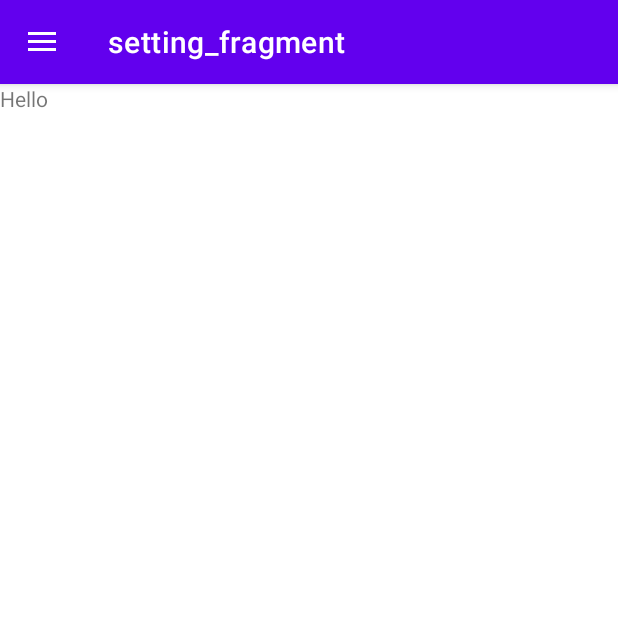
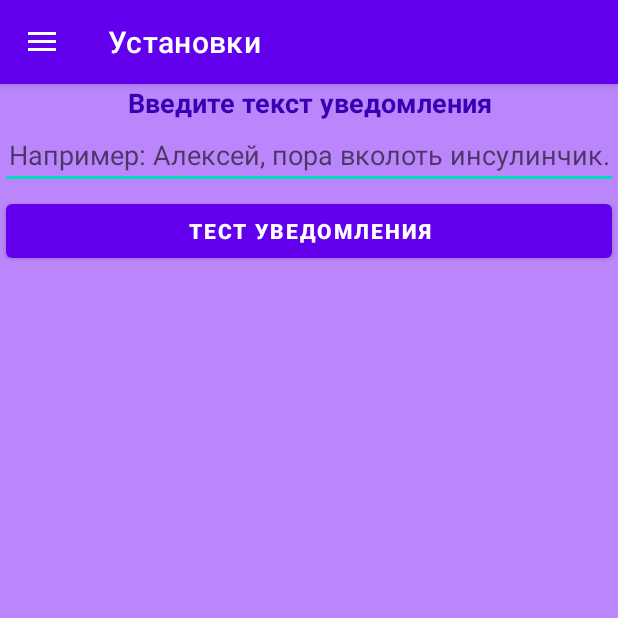
Before and after one commit to AlexYach1973/MyProject, an Android app: the SettingFragment screen opened through its navigation route, in the side drawer, after a tap on "Установки", on a phone screen of 412 x 824 dp, the top half of it. Run offline under Robolectric (Android 15) with nearby library versions, the phone set to English and light mode, and no system bars; our stand-ins replace Room's generated code, data binding, navigation-ui; 1 statement that could not run was skipped.

Commit message:
Не полный, но рабочий вариант Чуть подрихтовал, но не все Добавил биндинг в Recycler <-> Holder Подшаманил с вводом времени Реализовал нажатие на элемент списка Сделал биндинг видимости / невидимости полей вставки Разгрузил Фрагмент- перенес все в ViewModel Реализовал удаление элементов Реализовал Фрагмент Установки - свое сообщение

```diff
--- a/app/src/main/java/com/example/android/myproject/schedule/ScheduleFragment.java
+++ b/app/src/main/java/com/example/android/myproject/schedule/ScheduleFragment.java
@@ -12,6 +12,7 @@ import android.view.ViewGroup;
 import android.widget.Toast;
 
 import androidx.annotation.NonNull;
+import androidx.databinding.DataBindingUtil;
 import androidx.fragment.app.Fragment;
 import androidx.lifecycle.ViewModelProvider;
 import androidx.recyclerview.widget.LinearLayoutManager;
@@ -249,6 +250,8 @@ public class ScheduleFragment extends Fragment {
         // Находим пункт меню RESTART, чтобы отобразить его
         MenuItem item_restart = menu.findItem(R.id.menu_restart);
 
+        if (scheduleViewModel.getVisibleInsert().getValue() != null) {
+
             if (scheduleViewModel.getVisibleInsert().getValue()) {
                 item.setIcon(R.drawable.insert_true);
                 // Меняем расположение кнопки "Перезапустить"
@@ -258,6 +261,7 @@ public class ScheduleFragment extends Fragment {
                 item.setIcon(R.drawable.insert_24);
                 // Меняем расположение кнопки "Перезапустить"
                 item_restart.setShowAsAction(MenuItem.SHOW_AS_ACTION_NEVER);
+            }
         }
     }
 
--- a/app/src/main/java/com/example/android/myproject/schedule/ScheduleReceiver.java
+++ b/app/src/main/java/com/example/android/myproject/schedule/ScheduleReceiver.java
@@ -2,6 +2,7 @@ package com.example.android.myproject.schedule;
 
 import static androidx.core.content.ContextCompat.getSystemService;
 
+import android.app.Activity;
 import android.app.AlarmManager;
 import android.app.Notification;
 import android.app.NotificationChannel;
@@ -10,6 +11,7 @@ import android.app.PendingIntent;
 import android.content.BroadcastReceiver;
 import android.content.Context;
 import android.content.Intent;
+import android.content.SharedPreferences;
 import android.graphics.Bitmap;
 import android.graphics.BitmapFactory;
 import android.graphics.Color;
@@ -26,6 +28,12 @@ import java.util.Calendar;
 import java.util.List;
 
 public class ScheduleReceiver extends BroadcastReceiver {
+    // Для записи сообщения
+    private static SharedPreferences sPref;
+    // Key
+    private static final String TEXT_SAVE_LOAD = "textSaveLoad";
+    private static String NAME_FILE = "mySetting";
+
     // Константа для putExtra.
     private static final String KEY_TIME = "time";
     private static final String KEY_TYPE = "type";
@@ -55,35 +63,42 @@ public class ScheduleReceiver extends BroadcastReceiver {
          * Делаем Notification
          */
         // Регистрируем канал уведомлений- это надо для Android 8.0 и выше
-         createNotificationChannel(context);
+        createNotificationChannel(context);
 
         // Большая картинка - setLargeIcon()
         Bitmap notifyImage = BitmapFactory.decodeResource(context.getResources(),
                 R.drawable.injection);
 
+        // Читаем текст уведомления из SharedPreferences
+        String longText = loadPreference();
+
         //  Создаем pendingIntent для отработки нажатия на Уведомление
         Intent intentPush = new Intent(); // Пустой интент- ничего не делаем
         PendingIntent pendingIntentPush = PendingIntent.getActivity(context,
-                0, intentPush, PendingIntent.FLAG_UPDATE_CURRENT);
+                0, intentPush, 0);
 
 
         // Создаем уведомление - Builder
         NotificationCompat.Builder builder =
                 new NotificationCompat.Builder(context, CHANNEL_ID)
-                .setSmallIcon(R.drawable.syringe_r)
-                .setLargeIcon(notifyImage) // Большая картинка
-                .setColor(Color.parseColor("#FFE74C3C"))
-                .setContentTitle("Укол")
-                .setAutoCancel(true) // Исчезает при нажатии
-                .setContentText("Время: " + time +
-                        ". Пора вколоть " + type + " инсулинчик")
-                .setContentIntent(pendingIntentPush);
+                        .setSmallIcon(R.drawable.syringe_r) // маленькая иконка
+                        .setLargeIcon(notifyImage) // Большая картинка
+                        .setColor(Color.parseColor("#FFE74C3C"))
+                        .setContentTitle("Время: " + time + ". Тип иньекции: " + type)
+                        .setAutoCancel(true) // Исчезает при нажатии
+//                        .setContentText("Время: " + time + ". Тип иньекции: " + type)
+                        .setStyle(new NotificationCompat.BigTextStyle().bigText(longText))
+                        .setContentIntent(pendingIntentPush);
 
         // Создали...
         Notification notification = builder.build();
         // Запустили
         notificationManager.notify(NOTIFY_ID, notification);
 
+    }
+
+    private String loadPreference() {
+        return sPref.getString(TEXT_SAVE_LOAD, "");
     }
 
     // Регистрируем канал уведомлений для Android 8.0 и выше
@@ -139,8 +154,11 @@ public class ScheduleReceiver extends BroadcastReceiver {
             calendar.set(Calendar.MINUTE, minutes.get(i));
 
             Intent intent = new Intent(context, ScheduleReceiver.class);
+
+            // Переводим минуты в читабельный вид
+            String strMinute = minutes.get(i) < 10 ? "0" + minutes.get(i) : "" + minutes.get(i);
             // Передаем время и тип
-            intent.putExtra(KEY_TIME, hours.get(i) + ":" + minutes.get(i));
+            intent.putExtra(KEY_TIME, hours.get(i) + ":" + strMinute);
             intent.putExtra(KEY_TYPE, type.get(i));
 
             Log.d("myLogs", "setAlarm, Time : " + hours.get(i) + ":" + minutes.get(i));
@@ -186,5 +204,61 @@ public class ScheduleReceiver extends BroadcastReceiver {
         intentArray.clear(); // Обнулили
     }
 
+    /**
+     * Метод, который вызывается из SettingFragment
+     */
+
+    public void testTextNotification(Context context, String textNotification) {
+        // Создаем Тестовое уведомление
+        testNotification(context);
+
+        // Записываем текст уведомления
+        saveTextNotification(context, textNotification);
+    }
+
+    // Создаем тестовое уведомление
+    private void testNotification(Context context) {
+        AlarmManager alarmMng = (AlarmManager) context.getSystemService(Context.ALARM_SERVICE);
+
+        // Тестовое уведомление
+        Intent intent = new Intent(context, ScheduleReceiver.class);
+        intent.putExtra("time", "Сейчас");
+        intent.putExtra("type", "Тест");
+        PendingIntent pendingIntent =
+                PendingIntent.getBroadcast(context, 0, intent, 0);
+
+        // Запускаем прям сейчас
+        alarmMng.set(AlarmManager.RTC_WAKEUP,
+                System.currentTimeMillis() + 3000, // через 3 сек.
+                pendingIntent);
+    }
+
+    // Записываем текст уведомления
+    private void saveTextNotification(Context context, String textNotification) {
+
+        // Use SharedPreferences
+        sPref = context.getSharedPreferences(NAME_FILE,
+                Activity.MODE_PRIVATE);
+
+        // Проверяем поле на пустоту
+        if (textNotification.isEmpty()) {
+            Toast.makeText(context, "Записываем уведомление по умолчанию",
+                    Toast.LENGTH_SHORT).show();
+            // Текст по умолчанию
+            savePreferences("Через полчаса после укола коротким" +
+                    " инсулином необходимо покушать");
+        } else {
+
+            // Записываем введенный текст
+            savePreferences(textNotification);
+        }
+    }
+
+    // SharedPreferences
+    private void savePreferences(String editTextNotification) {
+        SharedPreferences.Editor editor = sPref.edit();
+        editor.putString(TEXT_SAVE_LOAD, editTextNotification);
+        editor.apply();
+    }
 
 }
--- a/app/src/main/java/com/example/android/myproject/schedule/ScheduleViewModel.java
+++ b/app/src/main/java/com/example/android/myproject/schedule/ScheduleViewModel.java
@@ -108,7 +108,7 @@ public class ScheduleViewModel extends ViewModel {
         }
 
         // Очищаем поля ввода - НЕ работает
-//        clearFieldEnter();
+        clearFieldEnter();
 
     }
 
--- a/app/src/main/java/com/example/android/myproject/setting/SettingFragment.java
+++ b/app/src/main/java/com/example/android/myproject/setting/SettingFragment.java
@@ -1,36 +1,34 @@
 package com.example.android.myproject.setting;
-
-import androidx.lifecycle.ViewModelProvider;
 
 import android.app.Application;
 import android.os.Bundle;
+import android.view.LayoutInflater;
+import android.view.View;
+import android.view.ViewGroup;
 
 import androidx.annotation.NonNull;
 import androidx.annotation.Nullable;
 import androidx.fragment.app.Fragment;
+import androidx.lifecycle.ViewModelProvider;
 
-import android.view.LayoutInflater;
-import android.view.View;
-import android.view.ViewGroup;
-
-import com.example.android.myproject.R;
 import com.example.android.myproject.databinding.SettingFragmentBinding;
+import com.example.android.myproject.schedule.ScheduleReceiver;
 
 public class SettingFragment extends Fragment {
 
+    // binding
     private SettingFragmentBinding binding;
-
+    // Context
     private Application application;
-
+    // ViewModel
     private SettingViewModel settingViewModel;
-
-    public static SettingFragment newInstance() {
-        return new SettingFragment();
-    }
 
     @Override
     public View onCreateView(@NonNull LayoutInflater inflater, @Nullable ViewGroup container,
                              @Nullable Bundle savedInstanceState) {
+
+        // Инициализируем BroadcastReceiver
+        ScheduleReceiver receiver = new ScheduleReceiver();
 
         // binding
         binding = SettingFragmentBinding.inflate(inflater, container, false);
@@ -39,20 +37,30 @@ public class SettingFragment extends Fragment {
         // Get Application
         application = requireActivity().getApplication();
 
+        // Владелец жизненого цикла
         binding.setLifecycleOwner(this);
 
         // ViewModel
         settingViewModel = new ViewModelProvider(this).get(SettingViewModel.class);
 
-        // Привязка *.XML с ViewModel
+        // Привязка setting_fragment.XML с ViewModel
         binding.setViewModel(settingViewModel);
 
 
+        /** Наблюдения */
+        // Пока нет наблюдений
 
 
+        // Нажатие на кнопку "ТЕСТ уведомления"
+        binding.buttonTestNotification.setOnClickListener(v -> {
+
+            // Передаем создание уведомлений в ScheduleReceiver
+            receiver.testTextNotification(application,
+                    settingViewModel.getEditTextNotification());
+        });
 
         // Разрешает использовать свое меню
-//        setHasOptionsMenu(true);
+//        setHasOptionsMenu(true); // Пока не используем
 
         return view;
     }
--- a/app/src/main/java/com/example/android/myproject/setting/SettingViewModel.java
+++ b/app/src/main/java/com/example/android/myproject/setting/SettingViewModel.java
@@ -4,4 +4,14 @@ import androidx.lifecycle.ViewModel;
 
 public class SettingViewModel extends ViewModel {
 
+    // EditText полe - сообщениe
+
+    private String editTextNotification = "";
+    public String getEditTextNotification() {
+        return editTextNotification;
+    }
+    public void setEditTextNotification(String str) { editTextNotification = str; }
+
+
+
 }
--- a/app/src/main/res/layout/setting_fragment.xml
+++ b/app/src/main/res/layout/setting_fragment.xml
@@ -13,12 +13,35 @@
 
     <LinearLayout
         android:layout_width="match_parent"
-        android:layout_height="match_parent">
+        android:layout_height="match_parent"
+        android:background="@color/purple_200"
+        android:orientation="vertical">
 
         <TextView
             android:layout_width="match_parent"
-            android:layout_height="match_parent"
-            android:text="Hello" />
+            android:layout_height="wrap_content"
+            style="@style/schedule"
+            android:text="@string/setting_text_notification" />
+
+        <EditText
+            android:id="@+id/setting_text_notification"
+            android:layout_width="match_parent"
+            android:layout_height="wrap_content"
+            android:gravity="center"
+            android:hint="@string/setting_edit_text_notification"
+            android:text="@={viewModel.editTextNotification}"
+            android:inputType="textMultiLine"
+            android:autofillHints="" />
+
+        <Button
+            android:id="@+id/button_test_notification"
+            android:layout_width="match_parent"
+            android:layout_height="wrap_content"
+            android:layout_margin="4dp"
+            android:gravity="center"
+            android:textStyle="bold"
+            android:text="@string/setting_button_test_notofication"/>
+<!--        android:onClick="@{() -> viewModel.buttonTestNotification()}"-->
 
     </LinearLayout>
 
--- a/app/src/main/res/navigation/navigation.xml
+++ b/app/src/main/res/navigation/navigation.xml
@@ -13,7 +13,7 @@
     <fragment
         android:id="@+id/settingFragment"
         android:name="com.example.android.myproject.setting.SettingFragment"
-        android:label="setting_fragment"
+        android:label="Установки"
         tools:layout="@layout/setting_fragment" />
     <fragment
         android:id="@+id/scheduleFragment"
--- a/app/src/main/res/values/strings.xml
+++ b/app/src/main/res/values/strings.xml
@@ -7,6 +7,30 @@
     <string name="amount">Объем</string>
     <string name="description">Описание</string>
 
+    // Schedule Fragment, save Button, hint
+    <string name="hint_type">short/long</string>
+    <string name="hint_time_hour">10</string>
+    <string name="hint_time">:</string>
+    <string name="hint_time_minute">30</string>
+    <string name="hint_volume">10</string>
+
+    // menu Schedule
+    <string name="deleteAll">Удалить все</string>
+    <string name="deleteOne">Удалить элементы</string>
+    <string name="insert">Вставить</string>
+    <string name="restart">Перезапустить</string>
+
+
+    // Setting Fragment
+    <string name="setting_text_notification">Введите текст уведомления</string>
+    <string name="setting_edit_text_notification">
+        Например: Алексей, пора вколоть инсулинчик.
+    </string>
+    <string name="setting_button_test_notofication">Тест уведомления</string>
+
+
+
+
     // menu_drawer
     <string name="schedule">График уколов</string>
     <string name="dimension">Измерения сахара в крови</string>
@@ -14,9 +38,6 @@
     // nav_header
     <string name="navigation_drawer">Навигация</string>
 
-    // menu Schedule
-    <string name="deleteAll">Удалить все</string>
-    <string name="deleteOne">Удалить элементы</string>
-    <string name="insert">Вставить</string>
-    <string name="restart">Перезапустить</string>
+
+
 </resources>
```
Also changed, not shown: app/src/main/res/layout/schedule_fragment.xml (+15 -10 lines). Lines whose indentation alone changed are shown as unchanged.
